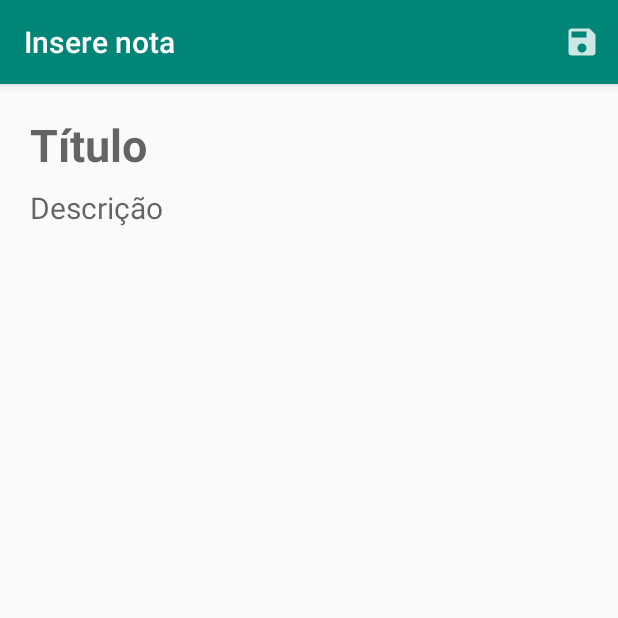
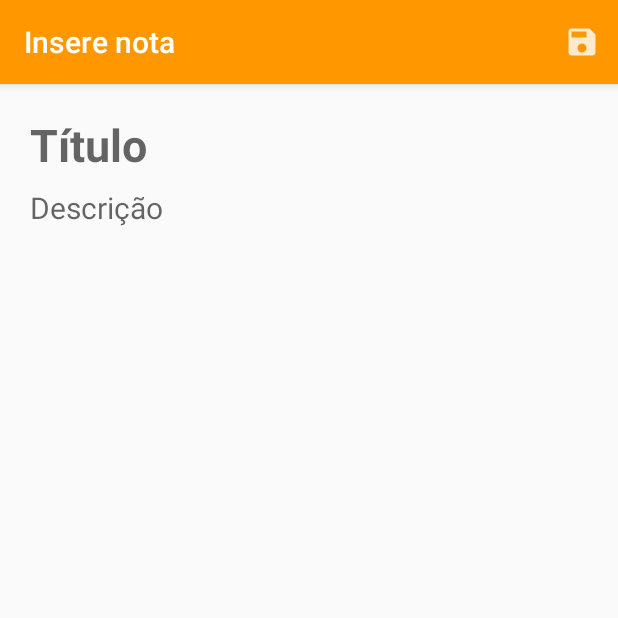
Before and after one commit to eu-vinnom/Ceep-Alura, an Android app: the FormularioNotaActivity screen opened directly, with no data from a screen before it, on a phone screen of 412 x 824 dp, the top half of it. Run offline under Robolectric (Android 15) with nearby library versions, the phone set to English and light mode, and no system bars.

Commit message:
cores alteradas conforme especificação

```diff
--- a/app/src/main/res/values/colors.xml
+++ b/app/src/main/res/values/colors.xml
@@ -1,6 +1,6 @@
 <?xml version="1.0" encoding="utf-8"?>
 <resources>
-	<color name="colorPrimary">#008577</color>
-	<color name="colorPrimaryDark">#00574B</color>
-	<color name="colorAccent">#D81B60</color>
+	<color name="colorPrimary">#ff9800</color>
+	<color name="colorPrimaryDark">#c66900</color>
+	<color name="colorAccent">#000000</color>
 </resources>
```
